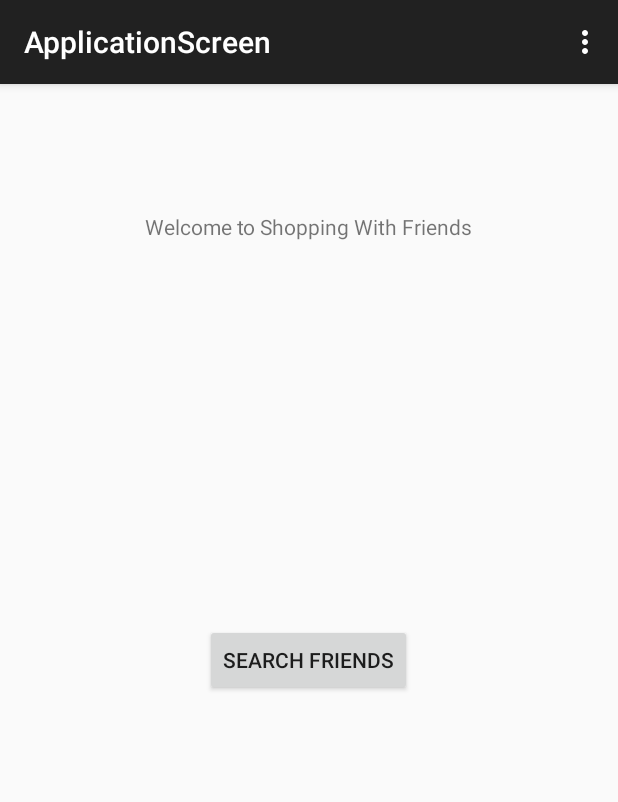
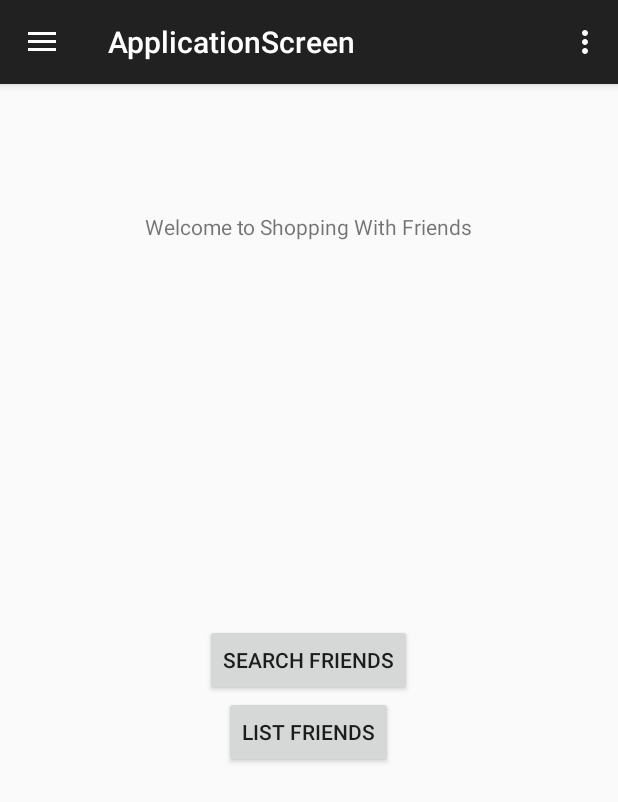
Before and after one commit to jessrosenfield/2340, an Android app: the ApplicationScreen screen opened directly, with no data from a screen before it, on a phone screen of 412 x 824 dp. Shown: the top 802 px of the screen. Run offline under Robolectric (Android 15) with nearby library versions, the phone set to English and light mode, and no system bars; libraries missing offline, so code that uses them is left out: com.firebase.client; 4 statements that could not run were skipped.

Commit message:
M5 Completed completely.

```diff
--- a/app/src/main/java/com/gatech/objectsanddesign/shoppingwithfriends/ApplicationScreen.java
+++ b/app/src/main/java/com/gatech/objectsanddesign/shoppingwithfriends/ApplicationScreen.java
@@ -1,7 +1,6 @@
 package com.gatech.objectsanddesign.shoppingwithfriends;
 
 import android.content.Intent;
-import android.support.v7.app.ActionBarActivity;
 import android.support.v4.app.Fragment;
 import android.os.Bundle;
 import android.view.LayoutInflater;
@@ -21,13 +20,14 @@ import com.firebase.client.ValueEventListener;
 import java.util.Map;
 
 
-public class ApplicationScreen extends ActionBarActivity {
+public class ApplicationScreen extends NavigationActivity {
 
     @Override
     protected void onCreate(Bundle savedInstanceState) {
         super.onCreate(savedInstanceState);
         Firebase.setAndroidContext(this);
         setContentView(R.layout.activity_application_screen);
+        super.onCreateDrawer();
         if (savedInstanceState == null) {
             getSupportFragmentManager().beginTransaction()
                     .add(R.id.container, new PlaceholderFragment())
@@ -66,6 +66,7 @@ public class ApplicationScreen extends ActionBarActivity {
 
         TextView mWelcomeText;
         Button mSearchFriends;
+        Button mListFriends;
         Firebase ref;
 
         public PlaceholderFragment() {
@@ -78,8 +79,17 @@ public class ApplicationScreen extends ActionBarActivity {
             View rootView = inflater.inflate(R.layout.fragment_application_screen, container, false);
             mWelcomeText = (TextView) rootView.findViewById(R.id.welcome);
             mSearchFriends = (Button) rootView.findViewById(R.id.search_friends);
+            mListFriends = (Button) rootView.findViewById(R.id.list_friends);
 
             mSearchFriends.setOnClickListener(new View.OnClickListener() {
+                @Override
+                public void onClick(View v) {
+                    Intent i = new Intent(getActivity(), FriendSearch.class);
+                    startActivity(i);
+                }
+            });
+
+            mListFriends.setOnClickListener(new View.OnClickListener() {
                 @Override
                 public void onClick(View v) {
                     Intent i = new Intent(getActivity(), FriendList.class);
@@ -92,7 +102,7 @@ public class ApplicationScreen extends ActionBarActivity {
                 ref.addValueEventListener(new ValueEventListener() {
                     @Override
                     public void onDataChange(DataSnapshot dataSnapshot) {
-                        Map<String,String> map = (Map<String, String>) dataSnapshot.child("users").child(auth.getUid()).getValue();
+                        Map<String, String> map = (Map<String, String>) dataSnapshot.child("users").child(auth.getUid()).getValue();
                         String name = map.get("firstName") + " " + map.get("lastName");
                         mWelcomeText.setText(mWelcomeText.getText() + ", " + name);
                     }
--- a/app/src/main/java/com/gatech/objectsanddesign/shoppingwithfriends/ConcreteUser.java
+++ b/app/src/main/java/com/gatech/objectsanddesign/shoppingwithfriends/ConcreteUser.java
@@ -1,6 +1,4 @@
 package com.gatech.objectsanddesign.shoppingwithfriends;
-
-import com.firebase.client.AuthData;
 
 public class ConcreteUser implements  User{
     private String first;
--- a/app/src/main/java/com/gatech/objectsanddesign/shoppingwithfriends/MainActivity.java
+++ b/app/src/main/java/com/gatech/objectsanddesign/shoppingwithfriends/MainActivity.java
@@ -1,7 +1,6 @@
 package com.gatech.objectsanddesign.shoppingwithfriends;
 
 import android.content.Intent;
-import android.support.v7.app.ActionBarActivity;
 import android.support.v4.app.Fragment;
 import android.os.Bundle;
 import android.view.LayoutInflater;
@@ -23,11 +22,6 @@ public class MainActivity extends NavigationActivity {
                     .add(R.id.container, new PlaceholderFragment())
                     .commit();
         }
-
-        getSupportActionBar().setDisplayHomeAsUpEnabled(true);
-        getSupportActionBar().setHomeButtonEnabled(true);
-
-
     }
 
 
--- a/app/src/main/java/com/gatech/objectsanddesign/shoppingwithfriends/NavigationActivity.java
+++ b/app/src/main/java/com/gatech/objectsanddesign/shoppingwithfriends/NavigationActivity.java
@@ -1,12 +1,10 @@
 package com.gatech.objectsanddesign.shoppingwithfriends;
 
-import android.app.Activity;
 import android.content.res.Configuration;
 import android.os.Bundle;
 import android.support.v4.widget.DrawerLayout;
 import android.support.v7.app.ActionBarDrawerToggle;
 import android.support.v7.app.ActionBarActivity;
-import android.util.Log;
 import android.view.MenuItem;
 import android.view.View;
 import android.widget.AdapterView;
@@ -58,6 +56,8 @@ public class NavigationActivity extends ActionBarActivity {
         mDrawerList.setAdapter(mDrawerAdaptor);
         // Set the list's click listener
         mDrawerList.setOnItemClickListener(new DrawerItemClickListener());
+        getSupportActionBar().setDisplayHomeAsUpEnabled(true);
+        getSupportActionBar().setHomeButtonEnabled(true);
     }
 
     @Override
@@ -105,7 +105,7 @@ public class NavigationActivity extends ActionBarActivity {
     @Override
     public void setTitle(CharSequence title) {
         mTitle = title;
-        getActionBar().setTitle(mTitle);
+        getSupportActionBar().setTitle(mTitle);
     }
 
 }
--- a/app/src/main/java/com/gatech/objectsanddesign/shoppingwithfriends/RegisterActivity.java
+++ b/app/src/main/java/com/gatech/objectsanddesign/shoppingwithfriends/RegisterActivity.java
@@ -1,7 +1,5 @@
 package com.gatech.objectsanddesign.shoppingwithfriends;
 
-import android.content.Intent;
-import android.support.v7.app.ActionBarActivity;
 import android.support.v4.app.Fragment;
 import android.os.Bundle;
 import android.view.KeyEvent;
@@ -22,12 +20,13 @@ import com.firebase.client.FirebaseError;
 import java.util.HashMap;
 import java.util.Map;
 
-public class RegisterActivity extends ActionBarActivity {
+public class RegisterActivity extends NavigationActivity {
 
     @Override
     protected void onCreate(Bundle savedInstanceState) {
         super.onCreate(savedInstanceState);
         setContentView(R.layout.activity_register);
+        super.onCreateDrawer();
         if (savedInstanceState == null) {
             getSupportFragmentManager().beginTransaction()
                     .add(R.id.container, new PlaceholderFragment())
@@ -136,7 +135,6 @@ public class RegisterActivity extends ActionBarActivity {
 
                         @Override
                         public void onAuthenticationError(FirebaseError firebaseError) {
-                            return;
                         }
                     });
                     getActivity().finish();
--- a/app/src/main/res/layout/fragment_application_screen.xml
+++ b/app/src/main/res/layout/fragment_application_screen.xml
@@ -22,4 +22,13 @@
         android:layout_centerVertical="true"
         android:layout_centerHorizontal="true" />
 
+    <Button
+        style="?android:attr/buttonStyleSmall"
+        android:layout_width="wrap_content"
+        android:layout_height="wrap_content"
+        android:text="@string/list_friends"
+        android:id="@+id/list_friends"
+        android:layout_below="@+id/search_friends"
+        android:layout_centerHorizontal="true" />
+
 </RelativeLayout>
--- a/app/src/main/res/values/strings.xml
+++ b/app/src/main/res/values/strings.xml
@@ -12,7 +12,9 @@
     <string name="search_friends">Search Friends</string>
     <string name="title_activity_friend_search">FriendSearch</string>
     <string name="find_friends">Find Friends</string>
+    <string name="list_friends">List Friends</string>
     <string name="title_activity_friends_list">FriendsList</string>
     <string name="title_activity_friend_list">FriendList</string>
+    <string name="firebase">https://2340.firebasio.com</string>
 
 </resources>
```
Also changed, not shown: app/src/main/java/com/gatech/objectsanddesign/shoppingwithfriends/FriendList.java (+7 -7 lines), app/src/main/java/com/gatech/objectsanddesign/shoppingwithfriends/FriendSearch.java (+9 -10 lines), app/src/main/java/com/gatech/objectsanddesign/shoppingwithfriends/LoginActivity.java (+16 -13 lines).
